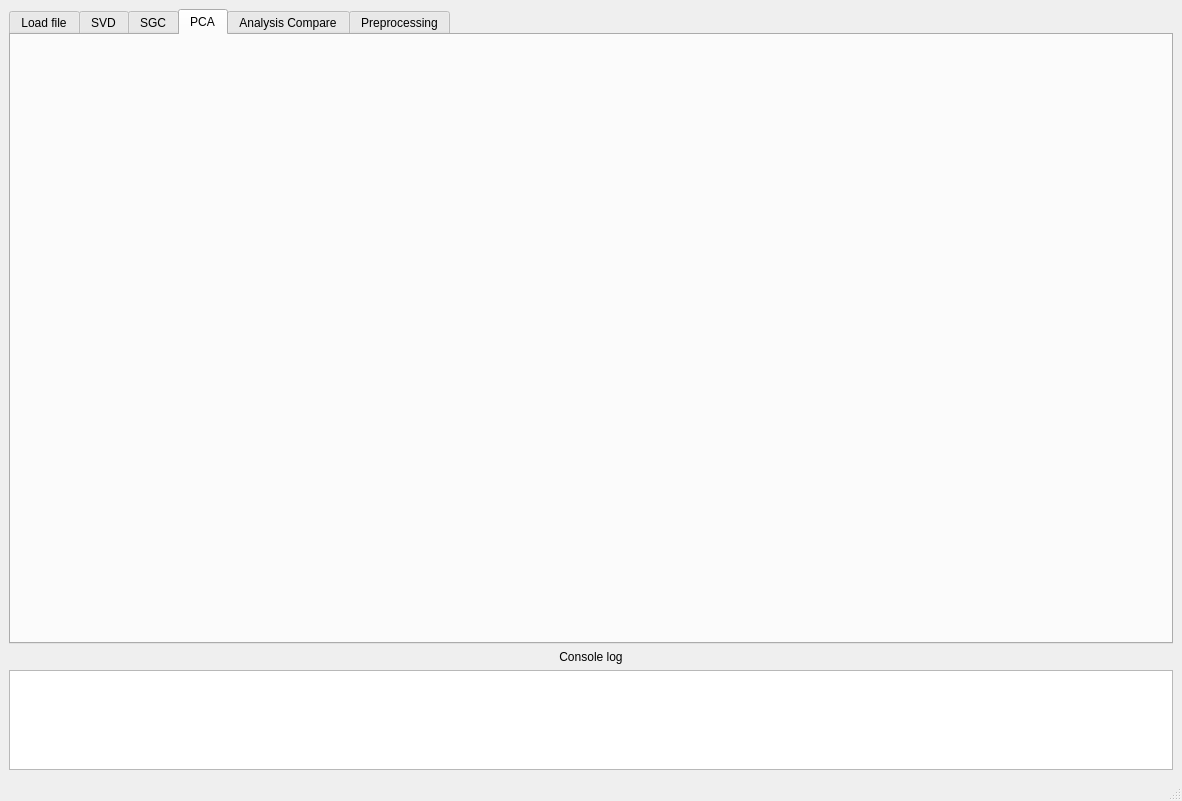
rivelco/ENCORE, file gui/MainWindow.ui: the form before one commit.
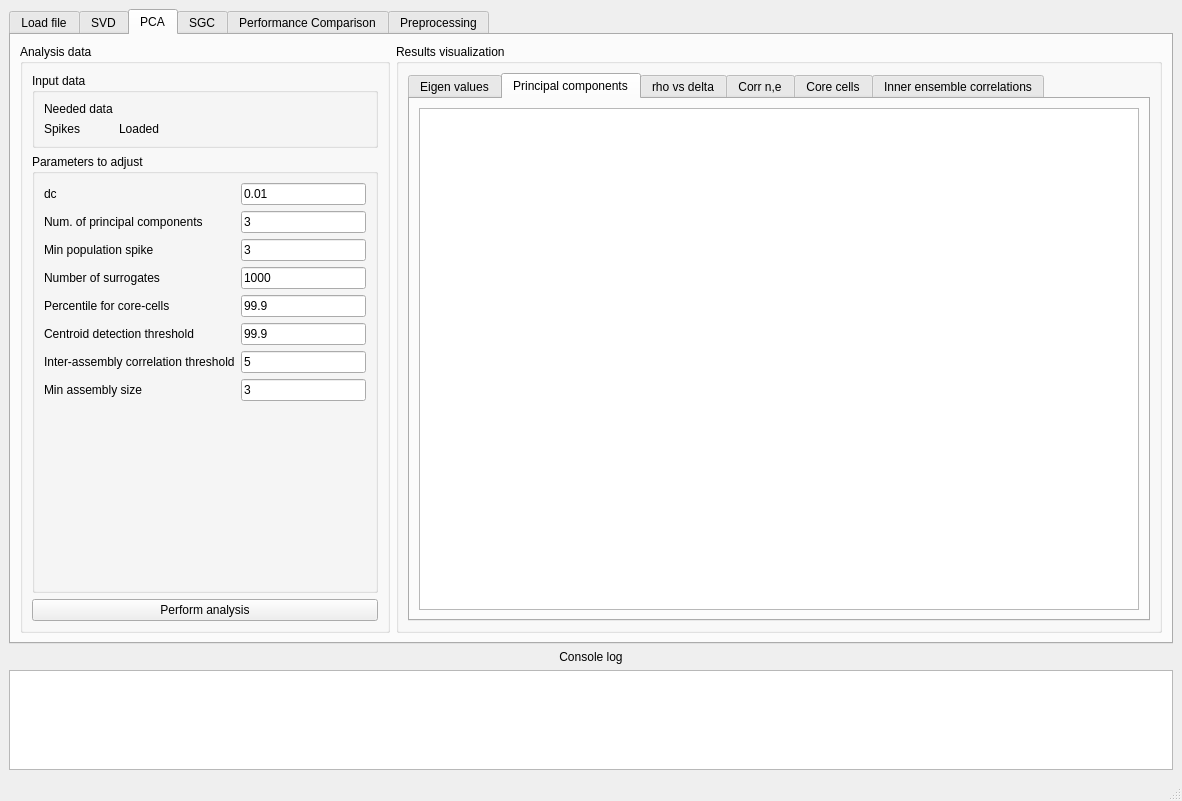
The form after the commit. The open tabs and pages were chosen to show the change. Custom widgets are drawn as their Qt base class.

Commit message:
Added support for PCA analysis
Added PCA analysis by Ruben Herzog. Also improved general logic and plots.

The edit to the form file:
```diff
--- a/gui/MainWindow.ui
+++ b/gui/MainWindow.ui
@@ -30,7 +30,7 @@
        <number>4</number>
       </property>
       <property name="currentIndex">
-       <number>1</number>
+       <number>0</number>
       </property>
       <widget class="QWidget" name="tab">
        <attribute name="title">
@@ -686,13 +686,13 @@
            </sizepolicy>
           </property>
           <property name="title">
-           <string>Plots</string>
+           <string>Results visualization</string>
           </property>
           <layout class="QVBoxLayout" name="verticalLayout_4">
            <item>
             <widget class="QTabWidget" name="tabWidget">
              <property name="currentIndex">
-              <number>5</number>
+              <number>4</number>
              </property>
              <widget class="QWidget" name="tab_7">
               <attribute name="title">
@@ -749,16 +749,6 @@
                <string>AUC-ROC</string>
               </attribute>
              </widget>
-             <widget class="QWidget" name="tab_15">
-              <attribute name="title">
-               <string>Spatial distribution</string>
-              </attribute>
-             </widget>
-             <widget class="QWidget" name="tab_16">
-              <attribute name="title">
-               <string>FFo for each ensemble</string>
-              </attribute>
-             </widget>
             </widget>
            </item>
           </layout>
@@ -766,19 +756,288 @@
         </item>
        </layout>
       </widget>
-      <widget class="QWidget" name="tab_4">
-       <attribute name="title">
-        <string>SGC</string>
-       </attribute>
-      </widget>
       <widget class="QWidget" name="tab_6">
        <attribute name="title">
         <string>PCA</string>
        </attribute>
+       <layout class="QHBoxLayout" name="horizontalLayout_5">
+        <item>
+         <widget class="QGroupBox" name="groupBox_4">
+          <property name="sizePolicy">
+           <sizepolicy hsizetype="Preferred" vsizetype="Expanding">
+            <horstretch>0</horstretch>
+            <verstretch>0</verstretch>
+           </sizepolicy>
+          </property>
+          <property name="maximumSize">
+           <size>
+            <width>370</width>
+            <height>16777215</height>
+           </size>
+          </property>
+          <property name="title">
+           <string>Analysis data</string>
+          </property>
+          <layout class="QVBoxLayout" name="verticalLayout_9">
+           <item>
+            <widget class="QGroupBox" name="groupBox_6">
+             <property name="sizePolicy">
+              <sizepolicy hsizetype="Expanding" vsizetype="Minimum">
+               <horstretch>0</horstretch>
+               <verstretch>0</verstretch>
+              </sizepolicy>
+             </property>
+             <property name="title">
+              <string>Input data</string>
+             </property>
+             <layout class="QFormLayout" name="formLayout_3">
+              <item row="0" column="0">
+               <widget class="QLabel" name="label_3">
+                <property name="text">
+                 <string>Needed data</string>
+                </property>
+               </widget>
+              </item>
+              <item row="1" column="0">
+               <widget class="QLabel" name="label_4">
+                <property name="text">
+                 <string>Spikes</string>
+                </property>
+               </widget>
+              </item>
+              <item row="1" column="1">
+               <widget class="QLabel" name="label_5">
+                <property name="text">
+                 <string>Loaded</string>
+                </property>
+               </widget>
+              </item>
+             </layout>
+            </widget>
+           </item>
+           <item>
+            <widget class="QGroupBox" name="groupBox_7">
+             <property name="sizePolicy">
+              <sizepolicy hsizetype="Preferred" vsizetype="Expanding">
+               <horstretch>0</horstretch>
+               <verstretch>0</verstretch>
+              </sizepolicy>
+             </property>
+             <property name="title">
+              <string>Parameters to adjust</string>
+             </property>
+             <layout class="QFormLayout" name="formLayout_4">
+              <item row="0" column="0">
+               <widget class="QLabel" name="pca_lbl_dc">
+                <property name="text">
+                 <string>dc</string>
+                </property>
+               </widget>
+              </item>
+              <item row="0" column="1">
+               <widget class="QLineEdit" name="pca_edit_dc">
+                <property name="text">
+                 <string>0.01</string>
+                </property>
+               </widget>
+              </item>
+              <item row="1" column="0">
+               <widget class="QLabel" name="pca_lbl_npcs">
+                <property name="text">
+                 <string>Num. of principal components</string>
+                </property>
+               </widget>
+              </item>
+              <item row="1" column="1">
+               <widget class="QLineEdit" name="pca_edit_npcs">
+                <property name="text">
+                 <string>3</string>
+                </property>
+               </widget>
+              </item>
+              <item row="2" column="0">
+               <widget class="QLabel" name="pca_lbl_minspk">
+                <property name="text">
+                 <string>Min population spike</string>
+                </property>
+               </widget>
+              </item>
+              <item row="2" column="1">
+               <widget class="QLineEdit" name="pca_edit_minspk">
+                <property name="text">
+                 <string>3</string>
+                </property>
+               </widget>
+              </item>
+              <item row="3" column="0">
+               <widget class="QLabel" name="pca_lbl_nsur">
+                <property name="text">
+                 <string>Number of surrogates</string>
+                </property>
+               </widget>
+              </item>
+              <item row="3" column="1">
+               <widget class="QLineEdit" name="pca_edit_nsur">
+                <property name="text">
+                 <string>1000</string>
+                </property>
+               </widget>
+              </item>
+              <item row="4" column="0">
+               <widget class="QLabel" name="pca_lbl_prct">
+                <property name="text">
+                 <string>Percentile for core-cells</string>
+                </property>
+               </widget>
+              </item>
+              <item row="4" column="1">
+               <widget class="QLineEdit" name="pca_edit_prct">
+                <property name="text">
+                 <string>99.9</string>
+                </property>
+               </widget>
+              </item>
+              <item row="5" column="0">
+               <widget class="QLabel" name="pca_lbl_centthr">
+                <property name="text">
+                 <string>Centroid detection threshold</string>
+                </property>
+               </widget>
+              </item>
+              <item row="5" column="1">
+               <widget class="QLineEdit" name="pca_edit_centthr">
+                <property name="text">
+                 <string>99.9</string>
+                </property>
+               </widget>
+              </item>
+              <item row="6" column="0">
+               <widget class="QLabel" name="pca_lbl_innercorr">
+                <property name="text">
+                 <string>Inter-assembly correlation threshold</string>
+                </property>
+               </widget>
+              </item>
+              <item row="6" column="1">
+               <widget class="QLineEdit" name="pca_edit_innercorr">
+                <property name="text">
+                 <string>5</string>
+                </property>
+               </widget>
+              </item>
+              <item row="7" column="0">
+               <widget class="QLabel" name="pca_lbl_minsize">
+                <property name="text">
+                 <string>Min assembly size</string>
+                </property>
+               </widget>
+              </item>
+              <item row="7" column="1">
+               <widget class="QLineEdit" name="pca_edit_minsize">
+                <property name="text">
+                 <string>3</string>
+                </property>
+               </widget>
+              </item>
+             </layout>
+            </widget>
+           </item>
+           <item>
+            <widget class="QPushButton" name="btn_run_pca">
+             <property name="text">
+              <string>Perform analysis</string>
+             </property>
+            </widget>
+           </item>
+          </layout>
+         </widget>
+        </item>
+        <item>
+         <widget class="QGroupBox" name="groupBox_9">
+          <property name="title">
+           <string>Results visualization</string>
+          </property>
+          <layout class="QVBoxLayout" name="verticalLayout_8">
+           <item>
+            <widget class="QTabWidget" name="tabWidget_2">
+             <property name="currentIndex">
+              <number>1</number>
+             </property>
+             <widget class="QWidget" name="tab_12">
+              <attribute name="title">
+               <string>Eigen values</string>
+              </attribute>
+              <layout class="QVBoxLayout" name="verticalLayout_10">
+               <item>
+                <widget class="MatplotlibWidget" name="pca_plot_eigs"/>
+               </item>
+              </layout>
+             </widget>
+             <widget class="QWidget" name="tab_17">
+              <attribute name="title">
+               <string>Principal components</string>
+              </attribute>
+              <layout class="QVBoxLayout" name="verticalLayout_11">
+               <item>
+                <widget class="MatplotlibWidget" name="pca_plot_pca"/>
+               </item>
+              </layout>
+             </widget>
+             <widget class="QWidget" name="tab_20">
+              <attribute name="title">
+               <string>rho vs delta</string>
+              </attribute>
+              <layout class="QVBoxLayout" name="verticalLayout_13">
+               <item>
+                <widget class="MatplotlibWidget" name="pca_plot_rhodelta"/>
+               </item>
+              </layout>
+             </widget>
+             <widget class="QWidget" name="tab_21">
+              <attribute name="title">
+               <string>Corr n,e</string>
+              </attribute>
+              <layout class="QVBoxLayout" name="verticalLayout_14">
+               <item>
+                <widget class="MatplotlibWidget" name="pca_plot_corrne"/>
+               </item>
+              </layout>
+             </widget>
+             <widget class="QWidget" name="tab_22">
+              <attribute name="title">
+               <string>Core cells</string>
+              </attribute>
+              <layout class="QVBoxLayout" name="verticalLayout_15">
+               <item>
+                <widget class="MatplotlibWidget" name="pca_plot_corecells"/>
+               </item>
+              </layout>
+             </widget>
+             <widget class="QWidget" name="tab_23">
+              <attribute name="title">
+               <string>Inner ensemble correlations</string>
+              </attribute>
+              <layout class="QVBoxLayout" name="verticalLayout_16">
+               <item>
+                <widget class="MatplotlibWidget" name="pca_plot_innerens"/>
+               </item>
+              </layout>
+             </widget>
+            </widget>
+           </item>
+          </layout>
+         </widget>
+        </item>
+       </layout>
+      </widget>
+      <widget class="QWidget" name="tab_4">
+       <attribute name="title">
+        <string>SGC</string>
+       </attribute>
       </widget>
       <widget class="QWidget" name="tab_5">
        <attribute name="title">
-        <string>Analysis Compare</string>
+        <string>Performance Comparison</string>
        </attribute>
       </widget>
       <widget class="QWidget" name="tab_2">
```
The commit also changes 66 other files.
